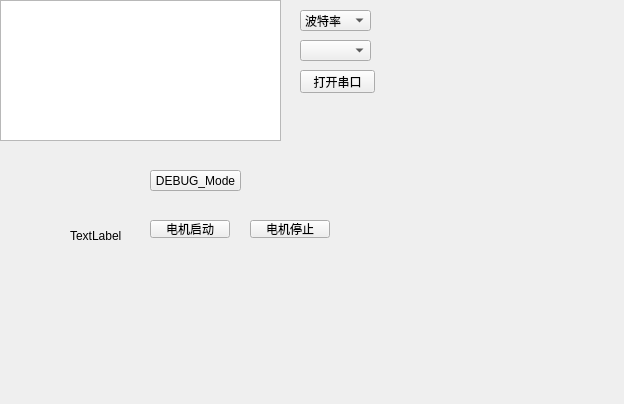
Qt form QT/project/MCOM/MCOM/serialwindow.ui (zagerx/BLDC) before a commit.
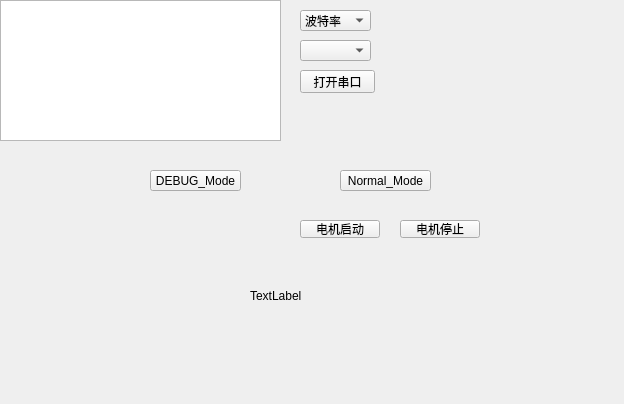
The same form after that commit.

What changed in the file:
```diff
--- a/QT/project/MCOM/MCOM/serialwindow.ui
+++ b/QT/project/MCOM/MCOM/serialwindow.ui
@@ -74,7 +74,7 @@
   <widget class="QPushButton" name="mt_stopBt">
    <property name="geometry">
     <rect>
-     <x>250</x>
+     <x>400</x>
      <y>220</y>
      <width>80</width>
      <height>18</height>
@@ -87,7 +87,7 @@
   <widget class="QPushButton" name="mc_startBt">
    <property name="geometry">
     <rect>
-     <x>150</x>
+     <x>300</x>
      <y>220</y>
      <width>80</width>
      <height>18</height>
@@ -100,8 +100,8 @@
   <widget class="QLabel" name="LED_Label">
    <property name="geometry">
     <rect>
-     <x>70</x>
-     <y>220</y>
+     <x>250</x>
+     <y>280</y>
      <width>51</width>
      <height>31</height>
     </rect>
@@ -123,6 +123,19 @@
     <string>DEBUG_Mode</string>
    </property>
   </widget>
+  <widget class="QPushButton" name="normal_bt">
+   <property name="geometry">
+    <rect>
+     <x>340</x>
+     <y>170</y>
+     <width>91</width>
+     <height>21</height>
+    </rect>
+   </property>
+   <property name="text">
+    <string>Normal_Mode</string>
+   </property>
+  </widget>
  </widget>
  <resources/>
  <connections/>
```
